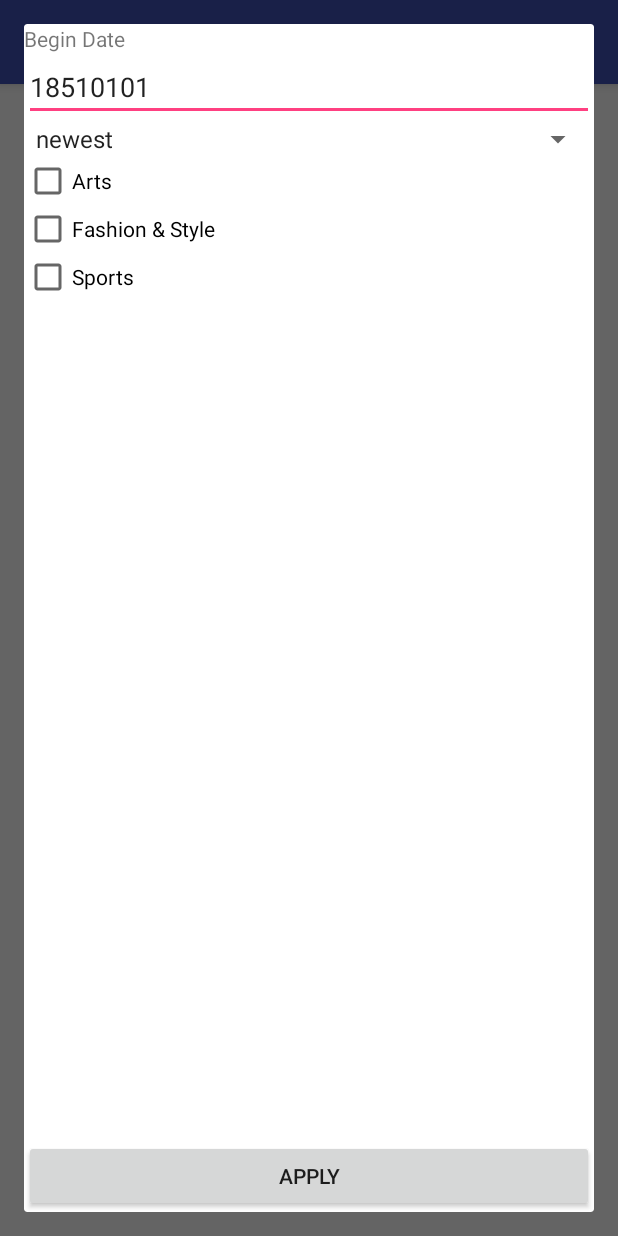
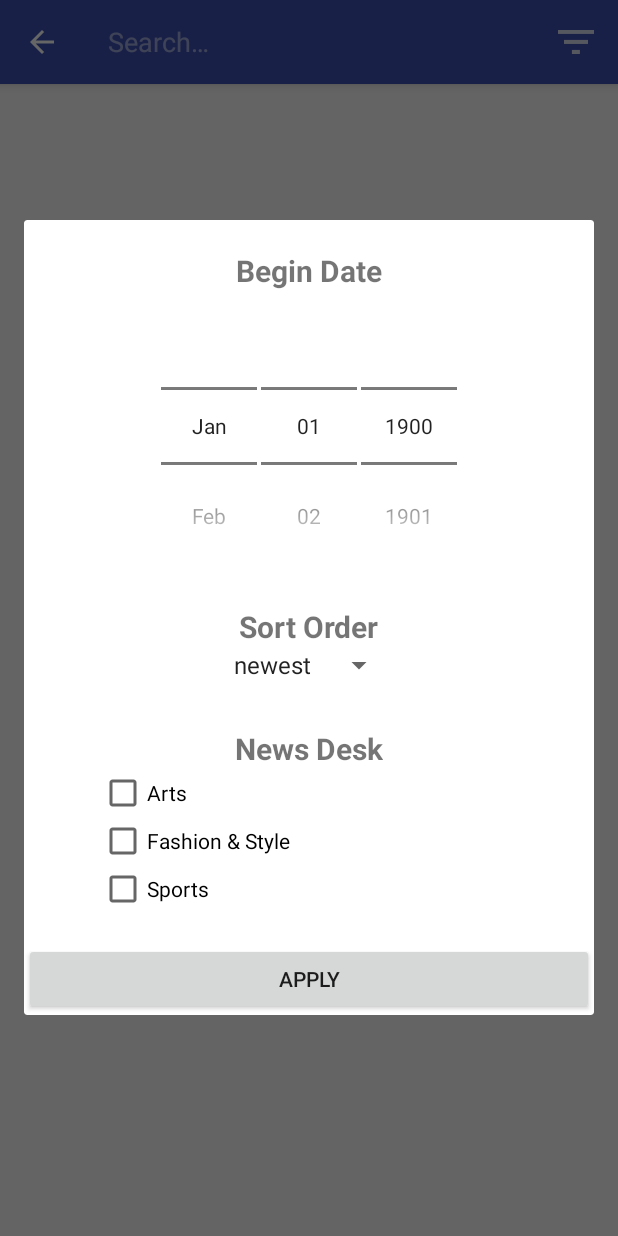
Before and after one commit to rndeshpande/NYTArticleSearch, an Android app: the screen it shows after launch (SearchActivity), after a tap on "Filter", on a phone screen of 412 x 824 dp. Run offline under Robolectric (Android 15) with nearby library versions, the phone set to English and light mode, and no system bars; our stand-ins replace ButterKnife; libraries missing offline, so code that uses them is left out: jp.wasabeef.picasso, org.parceler; 1 other tap on this screen came first.

Commit message:
1. Modified Filter Settings Dialog UI 2. Fixed API Search parameter issues

```diff
--- a/src/News/app/build.gradle
+++ b/src/News/app/build.gradle
@@ -47,4 +47,7 @@ dependencies {
     compile 'com.android.support:support-v4:25.3.1'
     testCompile 'junit:junit:4.12'
     annotationProcessor 'com.jakewharton:butterknife-compiler:8.4.0'
+
+    compile 'org.parceler:parceler-api:1.1.6'
+    annotationProcessor 'org.parceler:parceler:1.1.6'
 }
--- a/src/News/app/src/main/AndroidManifest.xml
+++ b/src/News/app/src/main/AndroidManifest.xml
@@ -19,7 +19,6 @@
             </intent-filter>
         </activity>
         <activity android:name=".activities.DetailsActivity" />
-        <activity android:name=".activities.FilterActivity"></activity>
     </application>
 
 </manifest>
--- a/src/News/app/src/main/java/com/codepath/news/FilterDialogFragment.java
+++ b/src/News/app/src/main/java/com/codepath/news/FilterDialogFragment.java
@@ -11,6 +11,7 @@ import android.view.View;
 import android.view.ViewGroup;
 import android.widget.Button;
 import android.widget.CheckBox;
+import android.widget.DatePicker;
 import android.widget.EditText;
 import android.widget.Spinner;
 
@@ -28,8 +29,8 @@ import butterknife.ButterKnife;
  */
 public class FilterDialogFragment extends DialogFragment {
 
-    @BindView(R.id.etBeginDate)
-    EditText etBeginDate;
+    @BindView(R.id.dpBeginDate)
+    DatePicker dpBeginDate;
 
     @BindView(R.id.spSort)
     Spinner spSort;
@@ -53,11 +54,13 @@ public class FilterDialogFragment extends DialogFragment {
         // Required empty public constructor
     }
 
-    public static FilterDialogFragment newInstance(String beginDate, int sortSelectedIndex, boolean isCheckedArts, boolean isCheckedFashion, boolean isCheckedSports) {
+    public static FilterDialogFragment newInstance(String beginYear, String beginMonth, String beginDay, int sortSelectedIndex, boolean isCheckedArts, boolean isCheckedFashion, boolean isCheckedSports) {
         FilterDialogFragment fragment = new FilterDialogFragment();
 
         Bundle args = new Bundle();
-        args.putString("beginDate", beginDate);
+        args.putString("beginYear", beginYear);
+        args.putString("beginMonth", beginMonth);
+        args.putString("beginDay", beginDay);
         args.putInt("sortSelectedIndex", sortSelectedIndex);
         args.putBoolean("isCheckedArts", isCheckedArts);
         args.putBoolean("isCheckedFashion", isCheckedFashion);
@@ -81,7 +84,11 @@ public class FilterDialogFragment extends DialogFragment {
         ButterKnife.bind(this, view);
         if (getArguments() != null) {
 
-            etBeginDate.setText(getArguments().getString("beginDate"));
+            String year = getArguments().getString("beginYear");
+            String month = getArguments().getString("beginMonth");
+            String day = getArguments().getString("beginDay");
+            dpBeginDate.updateDate(Integer.parseInt(year),Integer.parseInt(month), Integer.parseInt(day));
+
             spSort.setSelection(getArguments().getInt("sortSelectedIndex"));
             cbArts.setChecked(getArguments().getBoolean("isCheckedArts"));
             cbFashion.setChecked(getArguments().getBoolean("isCheckedFashion"));
@@ -101,7 +108,8 @@ public class FilterDialogFragment extends DialogFragment {
     public void onButtonPressed() {
         mListener = (OnFragmentInteractionListener) getActivity();
         if (mListener != null) {
-            mListener.onFragmentInteraction(etBeginDate.getText().toString(), spSort.getSelectedItemPosition(),spSort.getSelectedItem().toString(), cbArts.isChecked(), cbFashion.isChecked(), cbSports.isChecked());
+
+            mListener.onFragmentInteraction(Integer.toString(dpBeginDate.getYear()), Integer.toString(dpBeginDate.getMonth()), Integer.toString(dpBeginDate.getDayOfMonth()), spSort.getSelectedItemPosition(),spSort.getSelectedItem().toString(), cbArts.isChecked(), cbFashion.isChecked(), cbSports.isChecked());
         }
     }
 
@@ -133,6 +141,6 @@ public class FilterDialogFragment extends DialogFragment {
      * >Communicating with Other Fragments</a> for more information.
      */
     public interface OnFragmentInteractionListener {
-        void onFragmentInteraction(String beginDate, int sortItemIndex, String sortSelectedText, boolean isCheckedArts, boolean isCheckedFashion, boolean isCheckedSports);
+        void onFragmentInteraction(String beginYear, String beginMonth, String beginDay, int sortItemIndex, String sortSelectedText, boolean isCheckedArts, boolean isCheckedFashion, boolean isCheckedSports);
     }
 }
--- a/src/News/app/src/main/java/com/codepath/news/activities/SearchActivity.java
+++ b/src/News/app/src/main/java/com/codepath/news/activities/SearchActivity.java
@@ -1,17 +1,12 @@
 package com.codepath.news.activities;
 
-import android.content.Intent;
-import android.graphics.Bitmap;
 import android.support.v4.app.FragmentManager;
 import android.support.v4.view.MenuItemCompat;
 import android.support.v7.app.AppCompatActivity;
 import android.os.Bundle;
-import android.support.v7.widget.GridLayoutManager;
-import android.support.v7.widget.LinearLayoutManager;
 import android.support.v7.widget.RecyclerView;
 import android.support.v7.widget.SearchView;
 import android.support.v7.widget.StaggeredGridLayoutManager;
-import android.util.Log;
 import android.view.Menu;
 import android.view.MenuInflater;
 import android.view.MenuItem;
@@ -24,12 +19,11 @@ import com.codepath.news.listeners.EndlessRecyclerViewScrollListener;
 import com.codepath.news.models.FilterSettings;
 import com.codepath.news.models.News;
 import com.codepath.news.models.NewsSearchResponse;
-import com.codepath.news.utils.ConfigHelper;
+import com.codepath.news.utils.CommonHelper;
 import com.google.gson.GsonBuilder;
 
 import java.io.IOException;
 import java.util.ArrayList;
-import java.util.logging.Filter;
 
 import butterknife.BindView;
 import butterknife.ButterKnife;
@@ -53,6 +47,7 @@ public class SearchActivity extends AppCompatActivity implements FilterDialogFra
     private final int NUM_OF_COLS = 4;
     private int mOffset = 0;
     private int mHits = 0;
+    private String mUserSearch= "";
 
     private final OkHttpClient client = new OkHttpClient();
 
@@ -64,7 +59,7 @@ public class SearchActivity extends AppCompatActivity implements FilterDialogFra
         ButterKnife.bind(this);
 
         initialize();
-        loadContent("");
+        loadContent();
     }
 
     private void initialize() {
@@ -79,15 +74,15 @@ public class SearchActivity extends AppCompatActivity implements FilterDialogFra
         scrollListener = new EndlessRecyclerViewScrollListener(mLayoutManager) {
             @Override
             public void onLoadMore(int page, int totalItemsCount, RecyclerView view) {
-                loadContent("");
+                loadContent();
             }
         };
         rvResults.addOnScrollListener(scrollListener);
     }
 
-    private void loadContent(String userSearchText) {
+    private void loadContent() {
         if(mOffset <= mHits) {
-            getResponse(ConfigHelper.getSearchUrl(this, mOffset,userSearchText));
+            getResponse(CommonHelper.getSearchUrl(this, mOffset,mUserSearch));
         }
     }
 
@@ -140,8 +135,9 @@ public class SearchActivity extends AppCompatActivity implements FilterDialogFra
         searchView.setOnQueryTextListener(new SearchView.OnQueryTextListener() {
             @Override
             public boolean onQueryTextSubmit(final String query) {
-                Toast.makeText(getApplicationContext(), query, Toast.LENGTH_LONG).show();
-                loadContent(query);
+                resetSearch();
+                mUserSearch = query;
+                loadContent();
                 searchView.clearFocus();
                 return true;
             }
@@ -156,28 +152,31 @@ public class SearchActivity extends AppCompatActivity implements FilterDialogFra
         filterItem.setOnMenuItemClickListener(new MenuItem.OnMenuItemClickListener() {
             @Override
             public boolean onMenuItemClick(MenuItem item) {
-                FilterSettings settings = ConfigHelper.getFilterSettings(getApplicationContext());
-                FilterDialogFragment dialogFragment = FilterDialogFragment.newInstance(settings.getBeginDate(),settings.getSortSelectedIndex(),settings.isCheckedArts(),settings.isCheckedFashion(),settings.isCheckedSports());
+                FilterSettings settings = CommonHelper.getFilterSettings(getApplicationContext());
+                FilterDialogFragment dialogFragment = FilterDialogFragment.newInstance(settings.getBeginYear(), settings.getBeginMonth(), settings.getBeginDay(), settings.getSortSelectedIndex(),settings.isCheckedArts(),settings.isCheckedFashion(),settings.isCheckedSports());
                 dialogFragment.show(getSupportFragmentManager(), "fragment_filter_dialog");
                 return true;
             }
         });
 
         return super.onCreateOptionsMenu(menu);
-
     }
 
 
     @Override
-    public void onFragmentInteraction(String beginDate, int sortSelectedIndex, String sortSelectedText, boolean isCheckedArts, boolean isCheckedFashion, boolean isCheckedSports) {
-        Toast.makeText(this, "Settings applied", Toast.LENGTH_LONG).show();
-        ConfigHelper.setFilterSettings(getApplicationContext(), beginDate, sortSelectedIndex, sortSelectedText, isCheckedArts, isCheckedFashion, isCheckedSports);
+    public void onFragmentInteraction(String beginYear, String beginMonth, String beginDay, int sortSelectedIndex, String sortSelectedText, boolean isCheckedArts, boolean isCheckedFashion, boolean isCheckedSports) {
+        Toast.makeText(this, "Settings applied", Toast.LENGTH_SHORT).show();
+        CommonHelper.setFilterSettings(getApplicationContext(), beginYear, beginMonth, beginDay, sortSelectedIndex, sortSelectedText, isCheckedArts, isCheckedFashion, isCheckedSports);
 
         // Reset search params and trigger a fresh search
+        resetSearch();
+        loadContent();
+    }
+
+    private void resetSearch() {
         mHits = 0;
         mOffset = 0;
         mNewsItems.clear();
-        adapter.notifyItemRangeRemoved(0, mNewsItems.size());
-        loadContent("");
+        adapter.notifyDataSetChanged();
     }
 }
--- a/src/News/app/src/main/java/com/codepath/news/adapters/NewsAdapter.java
+++ b/src/News/app/src/main/java/com/codepath/news/adapters/NewsAdapter.java
@@ -10,6 +10,8 @@ import android.view.ViewGroup;
 import com.codepath.news.R;
 import com.codepath.news.activities.DetailsActivity;
 import com.codepath.news.models.News;
+
+import org.parceler.Parcels;
 
 import java.util.ArrayList;
 
@@ -44,7 +46,7 @@ public class NewsAdapter extends RecyclerView.Adapter<RecyclerView.ViewHolder> {
                         int position = viewHolder.getAdapterPosition();
                         News newsItem = mNewsItems.get(position);
                         Intent intent = new Intent(context, DetailsActivity.class);
-                        intent.putExtra("url", newsItem.webUrl);
+                        intent.putExtra("web_url", newsItem.webUrl);
                         context.startActivity(intent);
                     }
             });
--- a/src/News/app/src/main/java/com/codepath/news/adapters/ViewHolderNews.java
+++ b/src/News/app/src/main/java/com/codepath/news/adapters/ViewHolderNews.java
@@ -9,7 +9,7 @@ import android.widget.TextView;
 import com.bumptech.glide.Glide;
 import com.codepath.news.R;
 import com.codepath.news.models.News;
-import com.codepath.news.utils.ConfigHelper;
+import com.codepath.news.utils.CommonHelper;
 
 import butterknife.BindView;
 import butterknife.ButterKnife;
@@ -41,7 +41,7 @@ public class ViewHolderNews extends RecyclerView.ViewHolder {
         tvHeadline.setText(newsItem.headline.main);
 
         if (newsItem.multimedia.size() > 0) {
-            String imagePath =  ConfigHelper.getImageUrl(newsItem.multimedia.get(0).url);
+            String imagePath =  CommonHelper.getImageUrl(newsItem.multimedia.get(0).url);
 
             Glide.with(context)
                     .load(imagePath)
--- a/src/News/app/src/main/java/com/codepath/news/models/FilterSettings.java
+++ b/src/News/app/src/main/java/com/codepath/news/models/FilterSettings.java
@@ -1,4 +1,6 @@
 package com.codepath.news.models;
+
+import org.parceler.Parcel;
 
 /**
  * Created by rdeshpan on 9/20/2017.
@@ -6,7 +8,9 @@ package com.codepath.news.models;
 
 public class FilterSettings {
 
-    private String beginDate;
+    private String beginYear;
+    private String beginMonth;
+    private String beginDay;
     private int sortSelectedIndex;
     private String sortSelectedText;
     private boolean isCheckedArts;
@@ -16,21 +20,15 @@ public class FilterSettings {
     public FilterSettings() {
     }
 
-    public FilterSettings(String beginDate, int sortSelectedIndex, String sortSelectedText, boolean isCheckedArts, boolean isCheckedFashion, boolean isCheckedSports) {
-        this.beginDate = beginDate;
+    public FilterSettings(String beginYear, String beginMonth, String beginDay, int sortSelectedIndex, String sortSelectedText, boolean isCheckedArts, boolean isCheckedFashion, boolean isCheckedSports) {
+        this.beginYear = beginYear;
+        this.beginMonth = beginMonth;
+        this.beginDay = beginDay;
         this.sortSelectedIndex = sortSelectedIndex;
         this.sortSelectedText = sortSelectedText;
         this.isCheckedArts = isCheckedArts;
         this.isCheckedFashion = isCheckedFashion;
         this.isCheckedSports = isCheckedSports;
-    }
-
-    public String getBeginDate() {
-        return beginDate;
-    }
-
-    public void setBeginDate(String beginDate) {
-        this.beginDate = beginDate;
     }
 
     public int getSortSelectedIndex() {
@@ -69,7 +67,29 @@ public class FilterSettings {
         return sortSelectedText;
     }
 
-    public void setSortSelectedText(String sortSelectedText) {
-        this.sortSelectedText = sortSelectedText;
+    public void setSortSelectedText(String sortSelectedText) { this.sortSelectedText = sortSelectedText; }
+
+    public String getBeginYear() {
+        return beginYear;
+    }
+
+    public void setBeginYear(String beginYear) {
+        this.beginYear = beginYear;
+    }
+
+    public String getBeginMonth() {
+        return beginMonth;
+    }
+
+    public void setBeginMonth(String beginMonth) {
+        this.beginMonth = beginMonth;
+    }
+
+    public String getBeginDay() {
+        return beginDay;
+    }
+
+    public void setBeginDay(String beginDay) {
+        this.beginDay = beginDay;
     }
 }
--- a/src/News/app/src/main/java/com/codepath/news/models/News.java
+++ b/src/News/app/src/main/java/com/codepath/news/models/News.java
@@ -1,6 +1,8 @@
 package com.codepath.news.models;
 
 import com.google.gson.annotations.SerializedName;
+
+import org.parceler.Parcel;
 
 import java.util.ArrayList;
 
--- /dev/null
+++ b/src/News/app/src/main/java/com/codepath/news/utils/CommonHelper.java
@@ -0,0 +1,96 @@
+package com.codepath.news.utils;
+
+import android.content.Context;
+import android.content.SharedPreferences;
+import android.preference.PreferenceManager;
+import android.util.Log;
+
+import com.codepath.news.models.FilterSettings;
+
+/**
+ * Created by rdeshpan on 9/18/2017.
+ */
+
+public class CommonHelper {
+
+    private static final String baseUrlNytSearch = "https://api.nytimes.com/svc/search/v2/articlesearch.json?";
+    private static final String baseUrlNyt = "http://www.nytimes.com/";
+    private static final String API_KEY_NYT = "a7f303d47b8e4c72ba51dd5808d64a31";
+
+    public static String getSearchUrl(Context context, int offset, String userSearchText) {
+        String filterParams = getFilterQuery(context, userSearchText);
+        String page = Integer.toString(offset/10);
+        String url = baseUrlNytSearch + filterParams + "&page=" + page + "&api_key=" + API_KEY_NYT;
+
+        Log.d("DATA", url);
+        return url;
+    }
+
+    public static String getImageUrl(String relativePath) {
+        return baseUrlNyt + relativePath;
+    }
+
+    private static String getFilterQuery(Context context, String userSearchText) {
+        FilterSettings settings = getFilterSettings(context);
+
+        StringBuilder query = new StringBuilder();
+
+        String beginMonth = settings.getBeginMonth().length() == 1 ? "0" + settings.getBeginMonth() : settings.getBeginMonth();
+        String beginDay = settings.getBeginDay().length() == 1 ? "0" + settings.getBeginDay() : settings.getBeginDay();
+        String beginDate = settings.getBeginYear() + beginMonth + beginDay;
+
+        query.append("begin_date=").append(beginDate)
+                .append("&sort=").append(settings.getSortSelectedText());
+
+        if (userSearchText != "")
+                query.append("&fq=\"").append(userSearchText).append("\"");
+
+        query.append("&fq=source:(\"The New York Times\")");
+
+        StringBuilder news_desk = new StringBuilder();
+
+        if (settings.isCheckedArts())
+            news_desk.append("\"Arts\" ");
+
+        if (settings.isCheckedFashion())
+            news_desk.append("\"Fashion & Style\" ");
+
+        if (settings.isCheckedSports())
+            news_desk.append("\"Sports\" ");
+
+        if (news_desk.toString() != "")
+            query.append("&fq=news_desk(").append(news_desk.toString().trim()).append(")");
+
+        return query.toString();
+    }
+
+    public static FilterSettings getFilterSettings(Context context) {
+        SharedPreferences sharedpreferences = PreferenceManager.getDefaultSharedPreferences(context);
+        String beginYear = sharedpreferences.getString("begin_year", "1851");
+        String beginMonth = sharedpreferences.getString("begin_month", "01");
+        String beginDay = sharedpreferences.getString("begin_day", "01");
+        int sortSelectedIndex = sharedpreferences.getInt("sortSelectedIndex", 1);
+        String sortSelectedText = sharedpreferences.getString("sortSelectedText", "newest");
+        Boolean isCheckedArts = sharedpreferences.getBoolean("isCheckedArts", false);
+        Boolean isCheckedFashion = sharedpreferences.getBoolean("isCheckedFashion", false);
+        Boolean isCheckedSports = sharedpreferences.getBoolean("isCheckedSports", false);
+
+        return new FilterSettings(beginYear, beginMonth, beginDay, sortSelectedIndex, sortSelectedText, isCheckedArts, isCheckedFashion, isCheckedSports);
+    }
+
+    public static void setFilterSettings(Context context, String beginYear, String beginMonth, String beginDay, int sortSelectedIndex, String sortSelectedText, boolean isCheckedArts, boolean isCheckedFashion, boolean isCheckedSports) {
+        SharedPreferences sharedpreferences = PreferenceManager.getDefaultSharedPreferences(context);
+        SharedPreferences.Editor editor = sharedpreferences.edit();
+
+        editor.putString("begin_year", beginYear);
+        editor.putString("begin_month", beginMonth);
+        editor.putString("begin_day", beginDay);
+        editor.putInt("sortSelectedIndex", sortSelectedIndex);
+        editor.putString("sortSelectedText", sortSelectedText);
+        editor.putBoolean("isCheckedArts", isCheckedArts);
+        editor.putBoolean("isCheckedFashion", isCheckedFashion);
+        editor.putBoolean("isCheckedSports", isCheckedSports);
+
+        editor.apply();
+    }
+}
--- a/src/News/app/src/main/res/layout/activity_search.xml
+++ b/src/News/app/src/main/res/layout/activity_search.xml
@@ -7,6 +7,11 @@
     tools:context="com.codepath.news.activities.SearchActivity"
     style="@style/BaseView">
 
+    <android.support.v7.widget.Toolbar
+        android:layout_width="match_parent"
+        android:layout_height="wrap_content">
+
+    </android.support.v7.widget.Toolbar>
     <android.support.v7.widget.RecyclerView
         android:id="@+id/rvResults"
         android:layout_width="match_parent"
--- a/src/News/app/src/main/res/layout/fragment_filter_dialog.xml
+++ b/src/News/app/src/main/res/layout/fragment_filter_dialog.xml
@@ -2,35 +2,64 @@
     xmlns:tools="http://schemas.android.com/tools"
     android:layout_width="match_parent"
     android:layout_height="match_parent"
-    tools:context="com.codepath.news.FilterDialogFragment">
+    tools:context="com.codepath.news.FilterDialogFragment"
+    style="@style/FilterDialog">
 
         <TextView
             android:id="@+id/tvBeginDate"
+            android:layout_width="wrap_content"
+            android:layout_height="wrap_content"
+            android:text="@string/begin_date"
+            android:layout_centerHorizontal="true"
+            android:layout_marginTop="20dp"
+            style="@style/filter_title" />
+
+        <DatePicker
+            android:id="@+id/dpBeginDate"
             android:layout_width="match_parent"
             android:layout_height="wrap_content"
-        android:text="@string/begin_date"
-        />
+            android:layout_below="@id/tvBeginDate"
+            style="@style/date_picker_theme"
+            android:layout_marginBottom="10dp"/>
 
-    <EditText
-        android:id="@+id/etBeginDate"
-        android:layout_width="match_parent"
+    <TextView
+        android:id="@+id/tvSortOrder"
+        android:layout_width="wrap_content"
         android:layout_height="wrap_content"
-        android:layout_below="@+id/tvBeginDate"/>
+        android:text="@string/sort_order"
+        android:layout_centerHorizontal="true"
+        android:layout_marginTop="20dp"
+        style="@style/filter_title"
+        android:layout_below="@+id/dpBeginDate"/>
 
         <Spinner
             android:id="@+id/spSort"
-        android:layout_width="match_parent"
+            android:layout_width="wrap_content"
             android:layout_height="wrap_content"
             android:entries="@array/sort_options"
-        android:layout_below="@+id/etBeginDate">
+            android:layout_centerHorizontal="true"
+            android:layout_below="@+id/tvSortOrder"
+            android:layout_marginBottom="20dp">
         </Spinner>
+
+        <TextView
+            android:id="@+id/tvNewsDesk"
+            android:layout_width="wrap_content"
+            android:layout_height="wrap_content"
+            android:text="@string/news_desk"
+            android:layout_below="@id/spSort"
+            android:layout_marginTop="10dp"
+            android:layout_centerHorizontal="true"
+            style="@style/filter_title"
+            />
 
         <CheckBox
             android:id="@+id/cbArts"
             android:layout_width="wrap_content"
             android:layout_height="wrap_content"
-        android:layout_below="@+id/spSort"
+            android:layout_below="@+id/tvNewsDesk"
             android:text="@string/arts"
+            android:layout_marginLeft="50dp"
             />
 
         <CheckBox
@@ -38,20 +67,23 @@
             android:layout_width="wrap_content"
             android:layout_height="wrap_content"
             android:layout_below="@+id/cbArts"
-        android:text="@string/fashion_style"/>
+            android:text="@string/fashion_style"
+            android:layout_marginLeft="50dp"/>
 
         <CheckBox
             android:id="@+id/cbSports"
             android:layout_width="wrap_content"
             android:layout_height="wrap_content"
             android:layout_below="@+id/cbFashion"
-        android:text="@string/sports"/>
+            android:text="@string/sports"
+            android:layout_marginLeft="50dp"
+            android:layout_marginBottom="20dp"/>
+
     <Button
         android:id="@+id/btnApply"
         android:layout_width="match_parent"
         android:layout_height="wrap_content"
         android:text="@string/button_apply"
-        android:layout_alignParentBottom="true">
+        android:layout_below="@id/cbSports">
     </Button>
-
 </RelativeLayout>
--- a/src/News/app/src/main/res/values/strings.xml
+++ b/src/News/app/src/main/res/values/strings.xml
@@ -16,4 +16,6 @@
 
     <!-- TODO: Remove or change this placeholder text -->
     <string name="hello_blank_fragment">Hello blank fragment</string>
+    <string name="news_desk">News Desk</string>
+    <string name="sort_order">Sort Order</string>
 </resources>
--- a/src/News/app/src/main/res/values/styles.xml
+++ b/src/News/app/src/main/res/values/styles.xml
@@ -13,4 +13,13 @@
 
     <style name="date_picker_theme" parent="@android:style/Widget.DatePicker"></style>
 
+    <style name="filter_title">
+        <item name="android:textSize">20sp</item>
+        <item name="android:textStyle">bold</item>
+    </style>
+
+    <style name="FilterDialog" parent="@android:style/Theme.Holo.Light" >
+        <item name="android:windowBackground">@null</item>
+        <item name="android:windowIsFloating">true</item>
+    </style>
 </resources>
```
Also changed, not shown: src/News/app/src/main/java/com/codepath/news/activities/DetailsActivity.java (+7 -3 lines), 2 other files. Lines whose indentation alone changed are shown as unchanged.
